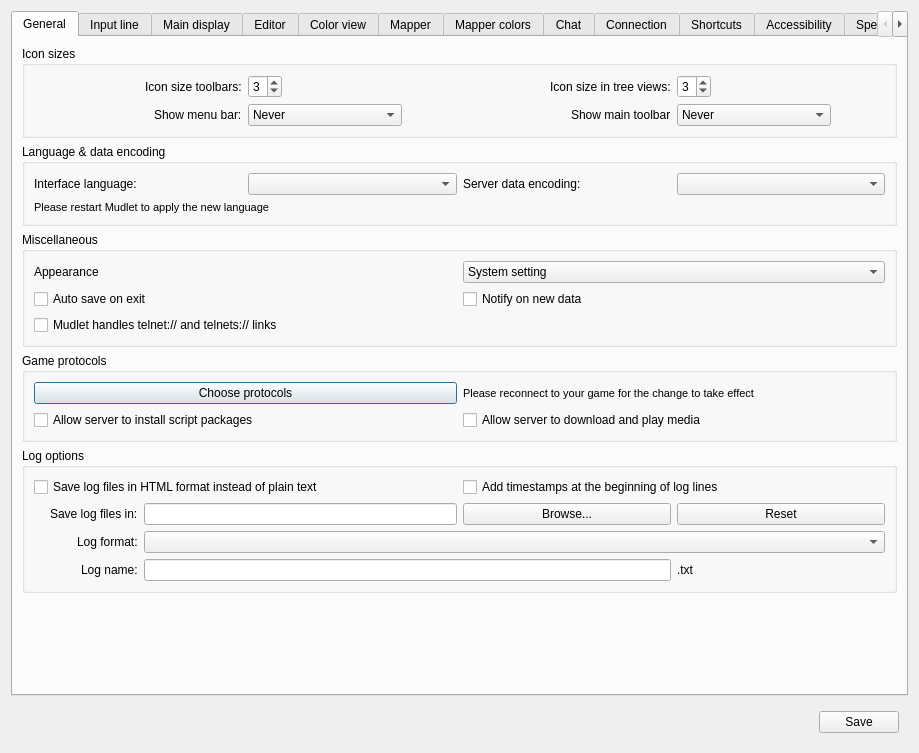
This is src/ui/profile_preferences.ui in Mudlet/Mudlet as Qt 5 draws it before an edit. The edited form follows.
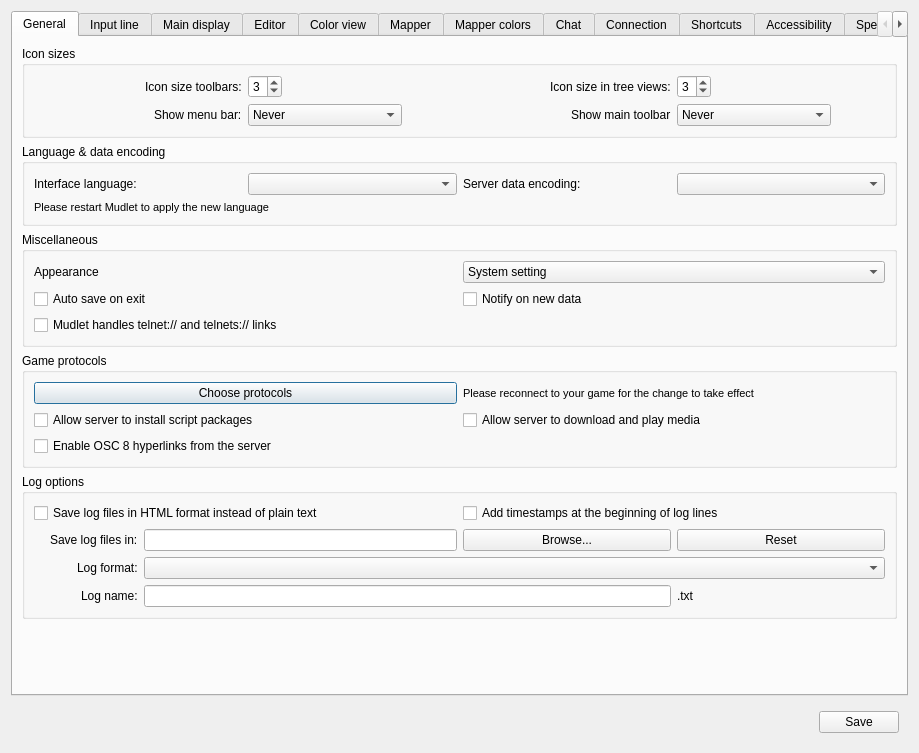
This is the edited form. Icons and pictures are not drawn. Custom widgets are drawn as their Qt base class.

Commit message: improve: OSC 8 hyperlink handling, and a setting to turn it off (#9731)

Diff of the .ui file:
```diff
--- a/src/ui/profile_preferences.ui
+++ b/src/ui/profile_preferences.ui
@@ -369,6 +369,19 @@
             </property>
            </widget>
           </item>
+          <item row="2" column="0" colspan="2">
+           <widget class="QCheckBox" name="checkBox_enableOSC8Hyperlinks">
+            <property name="toolTip">
+             <string>&lt;p&gt;OSC 8 lets a game server put clickable links in its output, which can send commands, pre-fill your input line, or open a web page. Uncheck to ignore them and to stop telling servers that Mudlet supports them.&lt;/p&gt;</string>
+            </property>
+            <property name="accessibleDescription">
+             <string>When checked, clickable OSC 8 hyperlinks from the game server are shown and Mudlet advertises support for them. When unchecked, the sequences are ignored and the capability is not advertised.</string>
+            </property>
+            <property name="text">
+             <string>Enable OSC 8 hyperlinks from the server</string>
+            </property>
+           </widget>
+          </item>
          </layout>
         </widget>
        </item>
```
Left out of the diff: 1 changed line with no effect on the pictures. The commit also changes 23 other files.
